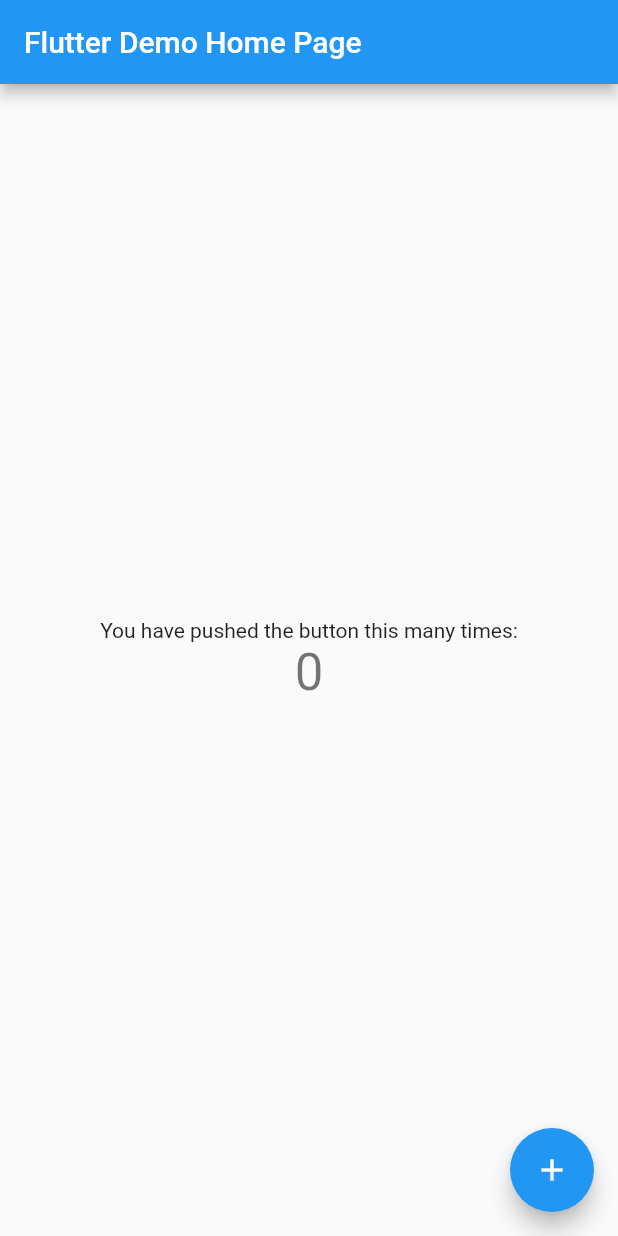
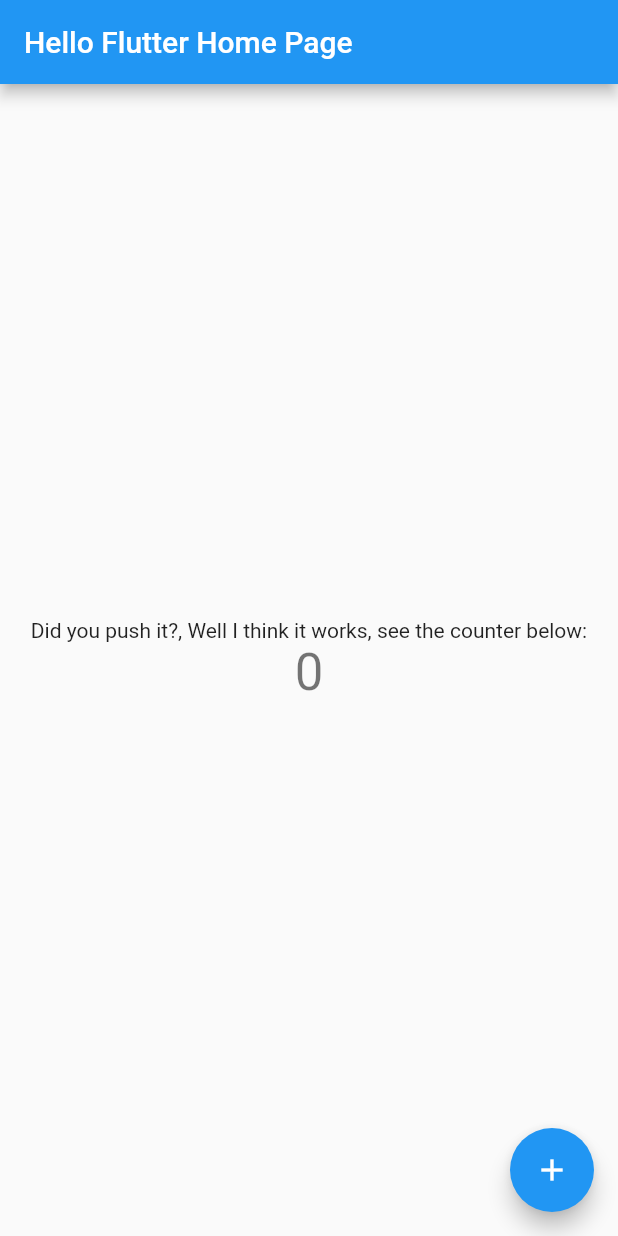
Before and after one commit to ananthanir/helloflutter, a Flutter app: the screen it shows after launch, on a phone screen of 412 x 824 dp. Run offline on Flutter 3.47's test engine with Material 2 defaults, Android fonts, the phone set to English and light mode, and no system bars.

Commit message:
Text Change
Ya it works, well thats it for now

```diff
--- a/lib/main.dart
+++ b/lib/main.dart
@@ -11,7 +11,7 @@ class MyApp extends StatelessWidget {
   @override
   Widget build(BuildContext context) {
     return MaterialApp(
-      title: 'Flutter Demo',
+      title: 'Hello Flutter',
       theme: ThemeData(
         // This is the theme of your application.
         //
@@ -24,7 +24,7 @@ class MyApp extends StatelessWidget {
         // is not restarted.
         primarySwatch: Colors.blue,
       ),
-      home: const MyHomePage(title: 'Flutter Demo Home Page'),
+      home: const MyHomePage(title: 'Hello Flutter Home Page'),
     );
   }
 }
@@ -96,7 +96,7 @@ class _MyHomePageState extends State<MyHomePage> {
           mainAxisAlignment: MainAxisAlignment.center,
           children: <Widget>[
             const Text(
-              'You have pushed the button this many times:',
+              'Did you push it?, Well I think it works, see the counter below:',
             ),
             Text(
               '$_counter',
```
